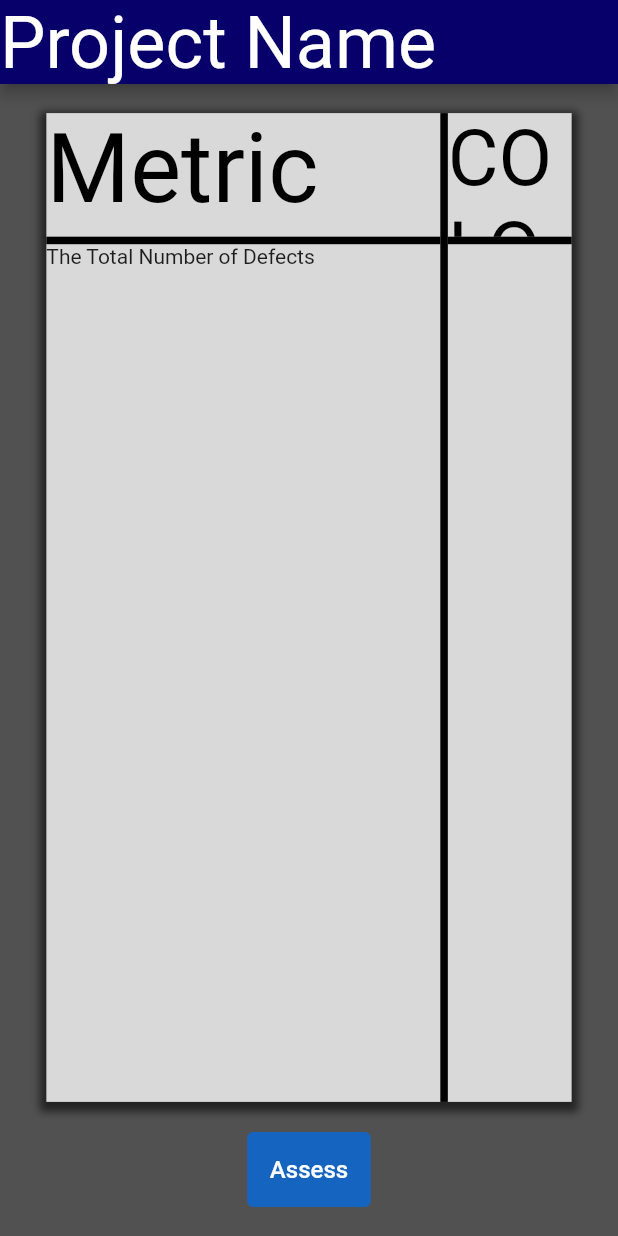
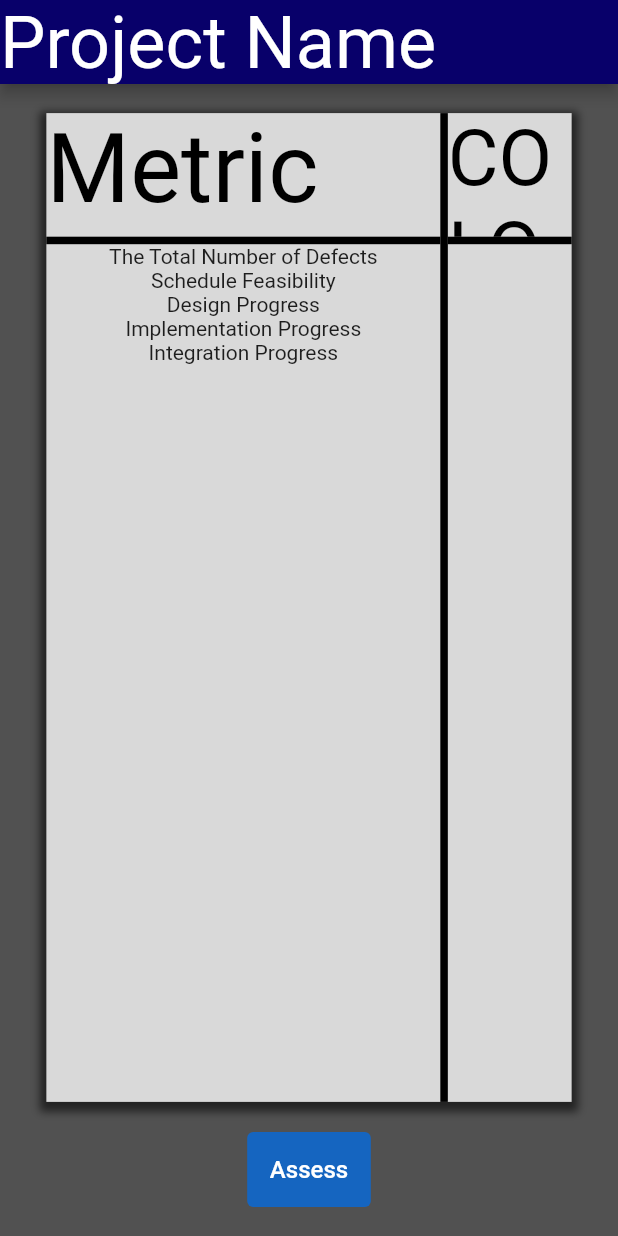
Before and after one commit to cwilson58/flutter_risk_assessment, a Flutter app: the screen it shows after launch, on a phone screen of 412 x 824 dp. Run offline on Flutter 3.47's test engine with Material 2 defaults, Android fonts, the light colour scheme and no system bars.

Commit message:
Dynamically given metric name list on index

```diff
--- a/lib/riskCalculator.dart
+++ b/lib/riskCalculator.dart
@@ -184,9 +184,10 @@ class _RiskState extends State<RiskCalculator> {
                                   Container(
                                     width: mainWindowWidth * 0.75,
                                     height: appHeight * 0.7 - 5,
-                                    child: Text(metricRisks[0].metricName),
-                                    //child: RiskCalculator(),
-                                  )
+                                    child: Column(
+                                      children: getRiskTitleList(),
+                                    ),
+                                  ),
                                 ],
                               )),
                           const VerticalDivider(
@@ -358,6 +359,14 @@ class _RiskState extends State<RiskCalculator> {
       ),
     );
   }
+
+  List<Widget> getRiskTitleList() {
+    List<Widget> toRet = [];
+    metricRisks.forEach((element) {
+      toRet.add(Text(element.metricName));
+    });
+    return toRet;
+  }
 }
 
 class Metric {
```
